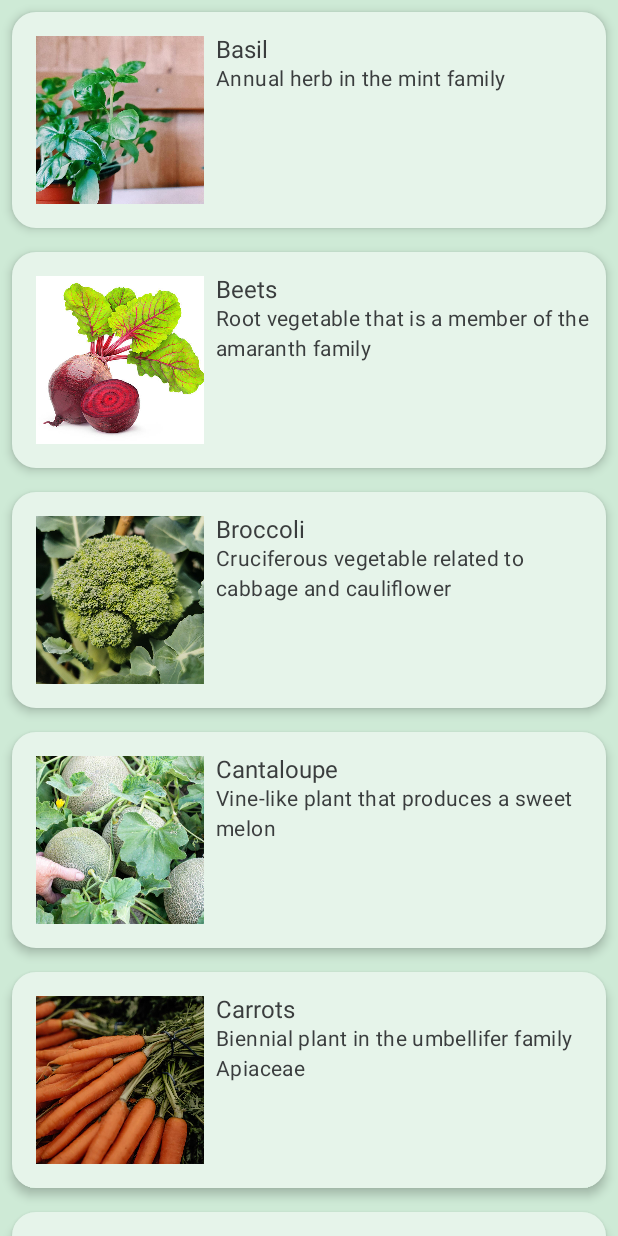
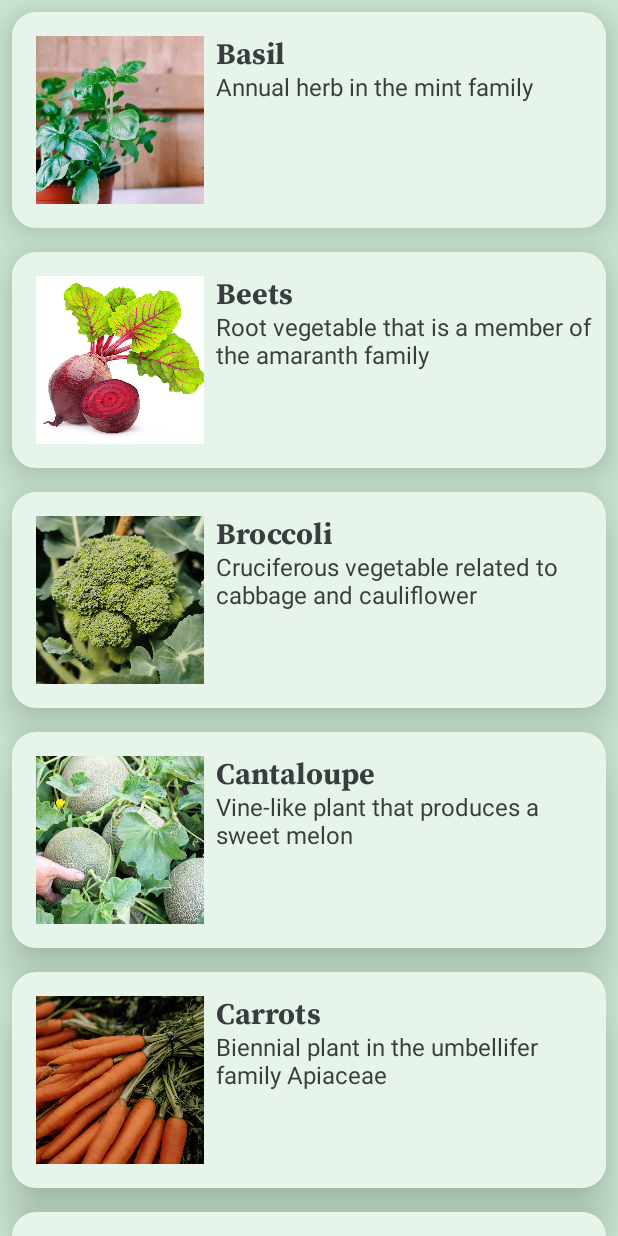
Before and after one commit to annedawson/Plants, an Android app built with Jetpack Compose: the screen it shows after launch (MainActivity), on a phone screen of 412 x 824 dp. Run offline under Robolectric (Android 15) with nearby library versions, the phone set to English and light mode, and no system bars.

Commit message:
Changing the font

```diff
--- a/app/src/main/java/net/annedawson/plants/MainActivity.kt
+++ b/app/src/main/java/net/annedawson/plants/MainActivity.kt
@@ -64,13 +64,14 @@ fun PlantsApp() {
 
 @Composable
 fun PlantItem(plant: Plant, modifier: Modifier = Modifier) {
+    // Card is a surface that can contain a single composable.
     Card(
-        elevation = 4.dp,
+        elevation = 20.dp,
         modifier = modifier.padding(8.dp)
     )  // card is a medium component in Shape.kt change to 16.dp
     {
         Row(
-            modifier = Modifier
+            modifier = Modifier // a new instance of Modifier
                 .fillMaxWidth()
                 .padding(8.dp)
                 .background(MaterialTheme.colors.surface) // paler green for list item
@@ -124,13 +125,13 @@ fun PlantInformation(@StringRes plantName: Int, @StringRes plantSummary: Int,mod
     Column {
         Text(
             text = stringResource(plantName),
-            modifier = modifier.padding(top = 8.dp)
+            modifier = modifier.padding(top = 8.dp),
+            style = MaterialTheme.typography.h2
         )
         Text(
             text = stringResource(plantSummary),
             //color = MaterialTheme.colors.onSurface,  //Grey900 - almost black
-            style = MaterialTheme.typography.body2
+            style = MaterialTheme.typography.body1
         )
-
     }
 }
--- a/app/src/main/java/net/annedawson/plants/ui/theme/Type.kt
+++ b/app/src/main/java/net/annedawson/plants/ui/theme/Type.kt
@@ -2,27 +2,27 @@ package net.annedawson.plants.ui.theme
 
 import androidx.compose.material.Typography
 import androidx.compose.ui.text.TextStyle
+import androidx.compose.ui.text.font.Font
 import androidx.compose.ui.text.font.FontFamily
 import androidx.compose.ui.text.font.FontWeight
 import androidx.compose.ui.unit.sp
+import net.annedawson.plants.R
+
+val SourceSerifPro = FontFamily(
+    Font(R.font.source_serif_pro_regular),
+    Font(R.font.source_serif_pro_bold, FontWeight.Bold)
+)
 
 // Set of Material typography styles to start with
 val Typography = Typography(
+    h2 = TextStyle(
+        fontFamily = SourceSerifPro,
+        fontWeight = FontWeight.Bold,
+        fontSize = 20.sp
+    ),
     body1 = TextStyle(
         fontFamily = FontFamily.Default,
         fontWeight = FontWeight.Normal,
         fontSize = 16.sp
     )
-    /* Other default text styles to override
-    button = TextStyle(
-        fontFamily = FontFamily.Default,
-        fontWeight = FontWeight.W500,
-        fontSize = 14.sp
-    ),
-    caption = TextStyle(
-        fontFamily = FontFamily.Default,
-        fontWeight = FontWeight.Normal,
-        fontSize = 12.sp
-    )
-    */
 )
--- a/app/src/main/res/values/strings.xml
+++ b/app/src/main/res/values/strings.xml
@@ -67,7 +67,7 @@
     <string name="plant_summary_30">Perennial herb with small, aromatic leaves</string>
     <string name="plant_summary_31">Annual herbaceous plant that is grown for its edible fruits</string>
     <string name="plant_summary_32">Perennial flowering plant</string>
-    <string name="plant_summary_33">Annual summer squash that is grown for its edible, cylindrical fruit</string>
+    <string name="plant_summary_33">Annual summer squash with cylindrical fruit</string>
 
 
     <string name="plant_details_1">To plant basil outside, wait until the soil has warmed to at least 10°C -preferably around 21°C for best growth. </string>
```
Also changed, not shown: app/src/main/res/font/source_serif_pro_bold.ttf (added), app/src/main/res/font/source_serif_pro_regular.ttf (added).
